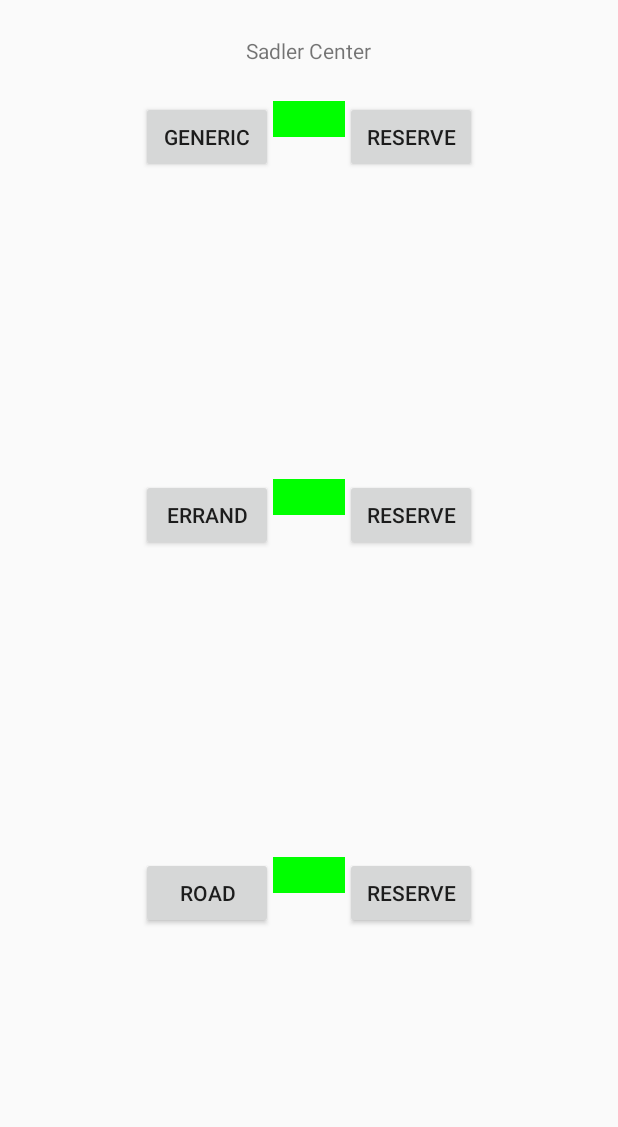
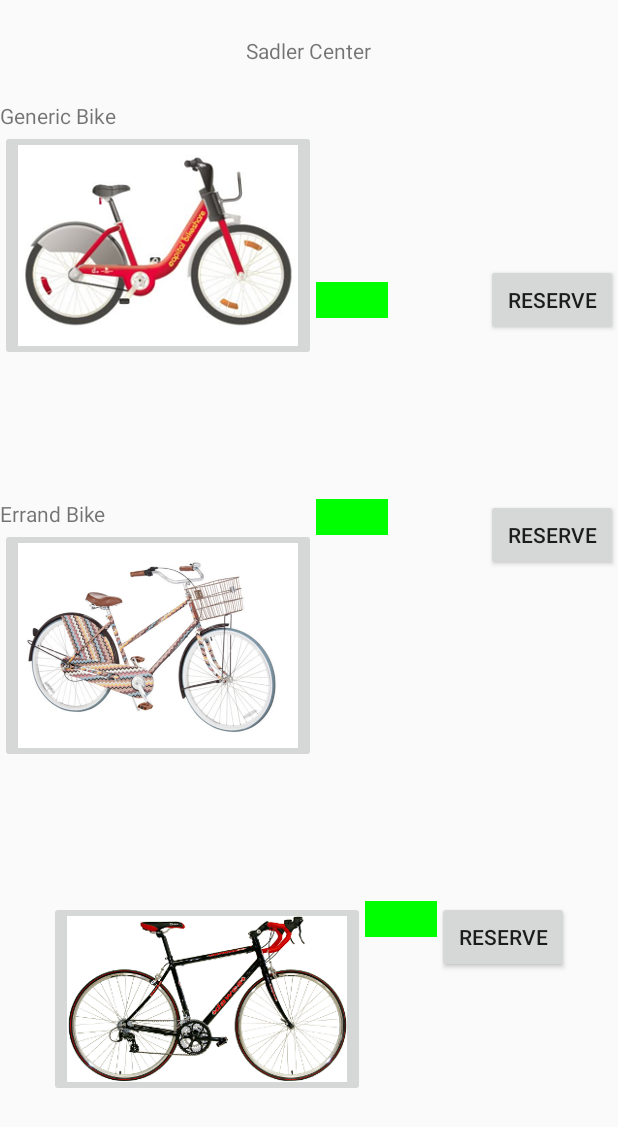
Before and after one commit to noblera/Bike_Share, an Android app: the screen it shows after launch (StationActivity), on a phone screen of 412 x 824 dp. Shown: the top 1127 px of the screen. Run offline under Robolectric (Android 15) with nearby library versions, the phone set to English and light mode, and no system bars.

Commit message:
started working on layout, added imagebuttons, other minor changes

```diff
--- a/app/src/main/java/com/noble/bikeshare/OptionsActivity.java
+++ b/app/src/main/java/com/noble/bikeshare/OptionsActivity.java
@@ -7,11 +7,13 @@ import android.os.Bundle;
 import android.support.v7.app.AppCompatActivity;
 import android.view.View;
 import android.widget.Button;
+import android.widget.Toast;
 
 public class OptionsActivity extends AppCompatActivity {
 
     private static final String EXTRA_BIKE_TYPE = "com.noble.bikeshare.bike_type";
     private static final String EXTRA_BIKE_ID = "com.noble.bikeshare.id";
+    private static final String EXTRA_BIKE_UNLOCKED = "com.noble.bikeshare.bike_unlocked";
     private static final String EXTRA_NEW_BIKE_TYPE = "com.noble.bikeshare.new_bike_type";
     private static final String EXTRA_NEW_BIKE_ID = "com.noble.bikeshare.new_bike_id";
 
@@ -23,11 +25,13 @@ public class OptionsActivity extends AppCompatActivity {
 
     private String mBikeType;
     private int mId;
+    private boolean mBikeUnlocked;
 
-    public static Intent newIntent(Context packageContext, String bikeType, int id) {
+    public static Intent newIntent(Context packageContext, String bikeType, int id, boolean bikeUnlocked) {
         Intent i = new Intent(packageContext, OptionsActivity.class);
         i.putExtra(EXTRA_BIKE_TYPE, bikeType);
         i.putExtra(EXTRA_BIKE_ID, id);
+        i.putExtra(EXTRA_BIKE_UNLOCKED, bikeUnlocked);
 
         return i;
     }
@@ -47,13 +51,18 @@ public class OptionsActivity extends AppCompatActivity {
 
         mBikeType = getIntent().getStringExtra(EXTRA_BIKE_TYPE);
         mId = getIntent().getIntExtra(EXTRA_BIKE_ID, 0);
+        mBikeUnlocked = getIntent().getBooleanExtra(EXTRA_BIKE_UNLOCKED, false);
 
         mOtherBikesButton = (Button) findViewById(R.id.other_bikes_button);
         mOtherBikesButton.setOnClickListener(new View.OnClickListener() {
             @Override
             public void onClick(View v) {
-                Intent i = OtherBikesActivity.newIntent(OptionsActivity.this, mBikeType);
-                startActivityForResult(i, REQUEST_CODE_OTHER_BIKES);
+                if (!mBikeUnlocked) {
+                    Intent i = OtherBikesActivity.newIntent(OptionsActivity.this, mBikeType);
+                    startActivityForResult(i, REQUEST_CODE_OTHER_BIKES);
+                } else {
+                    Toast.makeText(OptionsActivity.this, "Bike already unlocked", Toast.LENGTH_SHORT).show();
+                }
             }
         });
 
@@ -62,8 +71,12 @@ public class OptionsActivity extends AppCompatActivity {
             @Override
             public void onClick(View v) {
                 // start different bike category activity
-                Intent i = DifferentBikeActivity.newIntent(OptionsActivity.this, mBikeType);
-                startActivityForResult(i, REQUEST_CODE_DIFFERENT_BIKE);
+                if (!mBikeUnlocked) {
+                    Intent i = DifferentBikeActivity.newIntent(OptionsActivity.this, mBikeType);
+                    startActivityForResult(i, REQUEST_CODE_DIFFERENT_BIKE);
+                } else {
+                    Toast.makeText(OptionsActivity.this, "Bike already unlocked", Toast.LENGTH_SHORT).show();
+                }
             }
         });
     }
--- a/app/src/main/java/com/noble/bikeshare/ReserveActivity.java
+++ b/app/src/main/java/com/noble/bikeshare/ReserveActivity.java
@@ -224,7 +224,7 @@ public class ReserveActivity extends AppCompatActivity {
         mMoreOptionsButton.setOnClickListener(new View.OnClickListener() {
             @Override
             public void onClick(View v) {
-                Intent i = OptionsActivity.newIntent(ReserveActivity.this, mBikeType, mId);
+                Intent i = OptionsActivity.newIntent(ReserveActivity.this, mBikeType, mId, mBikeUnlocked);
                 startActivityForResult(i, REQUEST_CODE_OPTIONS);
             }
         });
--- a/app/src/main/java/com/noble/bikeshare/StationActivity.java
+++ b/app/src/main/java/com/noble/bikeshare/StationActivity.java
@@ -8,6 +8,7 @@ import android.support.v4.app.FragmentManager;
 import android.os.Bundle;
 import android.view.View;
 import android.widget.Button;
+import android.widget.ImageButton;
 import android.widget.TextView;
 import android.widget.Toast;
 
@@ -19,9 +20,9 @@ public class StationActivity extends FragmentActivity {
     private static final int REQUEST_CODE_RETURNED = 0;
     private static final String DIALOG_UNRESERVE = "DialogUnreserve";
 
-    private Button mGenericButton;
-    private Button mErrandButton;
-    private Button mRoadButton;
+    private ImageButton mGenericButton;
+    private ImageButton mErrandButton;
+    private ImageButton mRoadButton;
     private Button mGenericReserve;
     private Button mErrandReserve;
     private Button mRoadReserve;
@@ -110,7 +111,7 @@ public class StationActivity extends FragmentActivity {
             mRoadAvailabilityBar.setBackgroundColor(Color.BLACK);
         }
 
-        mGenericButton = (Button) findViewById(R.id.generic_button);
+        mGenericButton = (ImageButton) findViewById(R.id.generic_button);
         mGenericButton.setOnClickListener(new View.OnClickListener() {
             @Override
             public void onClick(View v) {
@@ -168,7 +169,7 @@ public class StationActivity extends FragmentActivity {
             }
         });
 
-        mErrandButton = (Button) findViewById(R.id.errand_button);
+        mErrandButton = (ImageButton) findViewById(R.id.errand_button);
         mErrandButton.setOnClickListener(new View.OnClickListener() {
             @Override
             public void onClick(View v) {
@@ -226,7 +227,7 @@ public class StationActivity extends FragmentActivity {
             }
         });
 
-        mRoadButton = (Button) findViewById(R.id.road_button);
+        mRoadButton = (ImageButton) findViewById(R.id.road_button);
         mRoadButton.setOnClickListener(new View.OnClickListener() {
             @Override
             public void onClick(View v) {
--- a/app/src/main/res/layout/activity_station.xml
+++ b/app/src/main/res/layout/activity_station.xml
@@ -13,22 +13,35 @@
         android:padding="24dp"
         tools:text="Bike Station Location" />
 
-    <LinearLayout
+    <RelativeLayout
         android:layout_width="wrap_content"
         android:layout_height="wrap_content"
         android:orientation="horizontal"
         android:layout_weight="1" >
 
-        <Button
+        <TextView
+            android:id="@+id/generic_descriptor"
+            android:layout_width="wrap_content"
+            android:layout_height="wrap_content"
+            android:text="@string/generic_type"
+            android:layout_alignParentTop="true"
+            android:layout_alignParentLeft="true"
+            android:layout_alignParentStart="true"/>
+
+        <ImageButton
             android:id="@+id/generic_button"
             android:layout_width="wrap_content"
             android:layout_height="wrap_content"
-            android:text="@string/generic_button" />
+            android:src="@drawable/generic_bike"
+            android:layout_below="@id/generic_descriptor" />
 
         <View
             android:id="@+id/generic_availability_bar"
             android:layout_width="48dp"
-            android:layout_height="24dp" >
+            android:layout_height="24dp"
+            android:layout_centerVertical="true"
+            android:layout_toRightOf="@+id/generic_button"
+            android:layout_toEndOf="@+id/generic_button">
 
         </View>
 
@@ -36,9 +49,53 @@
             android:id="@+id/generic_reserve_button"
             android:layout_width="wrap_content"
             android:layout_height="wrap_content"
-            tools:text="Reserve" />
+            tools:text="Reserve"
+            android:layout_centerVertical="true"
+            android:layout_alignParentRight="true"
+            android:layout_alignParentEnd="true"/>
 
-    </LinearLayout>
+    </RelativeLayout>
+
+
+
+    <RelativeLayout
+        android:layout_width="wrap_content"
+        android:layout_height="wrap_content"
+        android:orientation="horizontal"
+        android:layout_weight="1" >
+
+        <TextView
+            android:id="@+id/errand_descriptor"
+            android:layout_width="wrap_content"
+            android:layout_height="wrap_content"
+            android:text="@string/errand_type" />
+
+        <ImageButton
+            android:id="@+id/errand_button"
+            android:layout_width="wrap_content"
+            android:layout_height="wrap_content"
+            android:src="@drawable/errand_bike"
+            android:layout_below="@id/errand_descriptor" />
+
+        <View
+            android:id="@+id/errand_availability_bar"
+            android:layout_width="48dp"
+            android:layout_height="24dp"
+            android:layout_toRightOf="@id/errand_button" >
+
+        </View>
+
+        <Button
+            android:id="@+id/errand_reserve_button"
+            android:layout_width="wrap_content"
+            android:layout_height="wrap_content"
+            tools:text="Reserve"
+            android:layout_gravity="right"
+            android:layout_alignParentTop="true"
+            android:layout_alignParentRight="true"
+            android:layout_alignParentEnd="true"/>
+
+    </RelativeLayout>
 
     <LinearLayout
         android:layout_width="wrap_content"
@@ -46,38 +103,11 @@
         android:orientation="horizontal"
         android:layout_weight="1" >
 
-        <Button
-            android:id="@+id/errand_button"
-            android:layout_width="wrap_content"
-            android:layout_height="wrap_content"
-            android:text="@string/errand_button" />
-
-        <View
-            android:id="@+id/errand_availability_bar"
-            android:layout_width="48dp"
-            android:layout_height="24dp" >
-
-        </View>
-
-        <Button
-            android:id="@+id/errand_reserve_button"
-            android:layout_width="wrap_content"
-            android:layout_height="wrap_content"
-            tools:text="Reserve" />
-
-    </LinearLayout>
-
-    <LinearLayout
-        android:layout_width="wrap_content"
-        android:layout_height="wrap_content"
-        android:orientation="horizontal"
-        android:layout_weight="1" >
-
-        <Button
+        <ImageButton
             android:id="@+id/road_button"
             android:layout_width="wrap_content"
             android:layout_height="wrap_content"
-            android:text="@string/road_button" />
+            android:src="@drawable/road_bike" />
 
         <View
             android:id="@+id/road_availability_bar"
--- a/app/src/main/res/values/strings.xml
+++ b/app/src/main/res/values/strings.xml
@@ -3,7 +3,7 @@
     <string name="generic_button">Generic</string>
     <string name="errand_button">Errand</string>
     <string name="road_button">Road</string>
-    <string name="reserved_toast">Already Reserved Bike</string>
+    <string name="reserved_toast">Already Reserved Bike, Long Click to Unreserve</string>
     <string name="unavailable_toast">No Available Bikes</string>
     <string name="not_reserved_yet">Bike Not Reserved Yet</string>
     <string name="title_activity_reserve">Unlock Bike</string>
```
Also changed, not shown: app/src/main/res/drawable-hdpi/errand_bike.png (added), app/src/main/res/drawable-hdpi/generic_bike.png (added), app/src/main/res/drawable-hdpi/road_bike.png (added).
